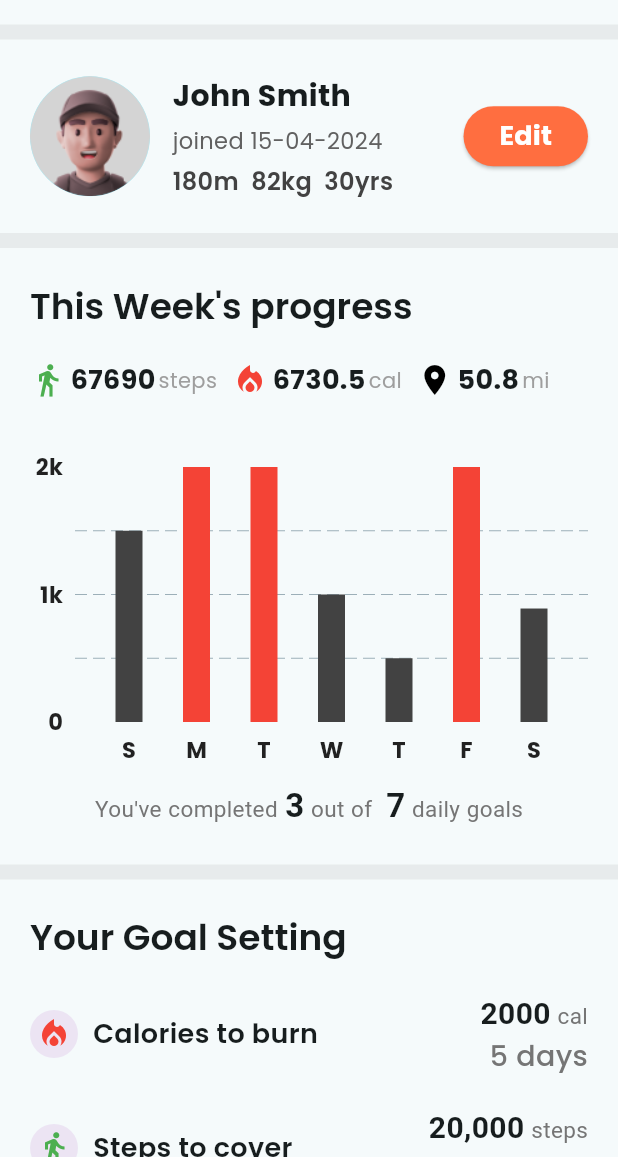
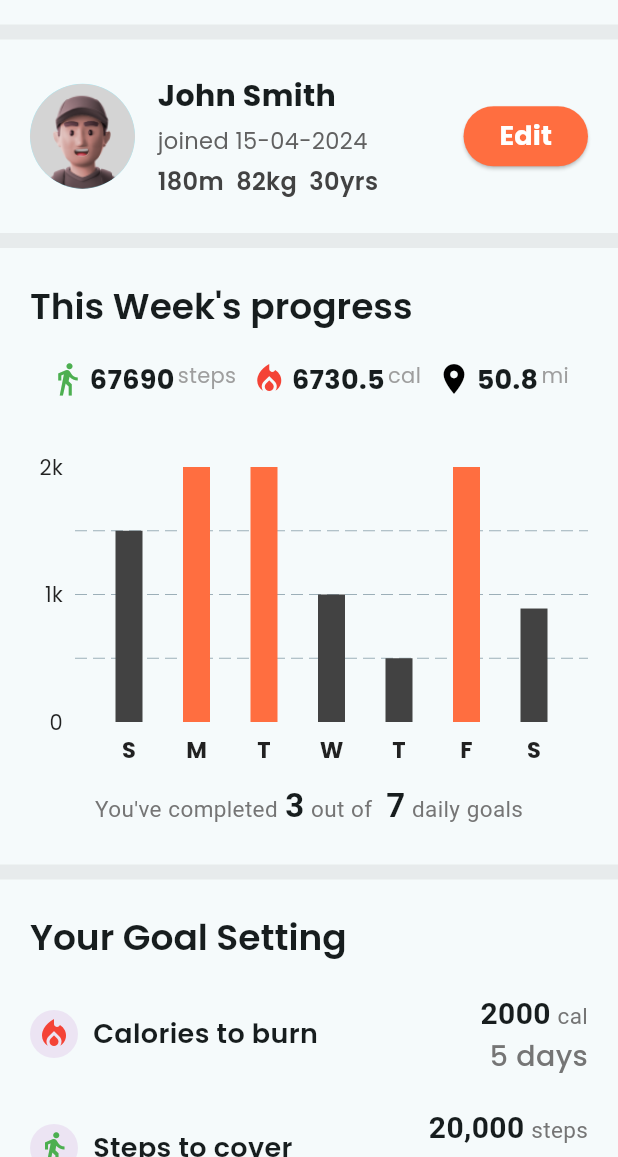
Before and after one commit to masud51435/fitness_tracking_app, a Flutter app: the Profile screen opened by its route, on a phone screen of 412 x 824 dp, the part 79-1236 px from its top. Run offline on Flutter 3.47's test engine with Material 3 defaults, Android fonts, the phone set to English and light mode, and no system bars; drawn by our look-alikes of fl_chart; our stand-ins replace get, google_fonts, iconsax, smooth_page_indicator; missing offline and left inert: chart_sparkline.

Commit message:
added changes

```diff
--- a/lib/controllers/profile_controller.dart
+++ b/lib/controllers/profile_controller.dart
@@ -1,6 +1,5 @@
 import 'package:get/get.dart';
 
-import '../pages/profile/widgets/goal_data_class.dart';
 
 class ProfileController extends GetxController {
   static ProfileController get instance => Get.find();
--- a/lib/pages/activity/widgets/activities_all_cards.dart
+++ b/lib/pages/activity/widgets/activities_all_cards.dart
@@ -20,7 +20,7 @@ class ActivitiesSection extends StatelessWidget {
         const AppSectionHeading(text: 'Activities'),
         Obx(
           () {
-            // Filter out DailActivities where the title is 'Others'
+            // Filter out DailyActivities where the title is 'Others'
             final filterActivity = controller.dailyActivities
                 .where((activity) => activity.title != "Others")
                 .toList();
--- a/lib/pages/activity/widgets/activities_card.dart
+++ b/lib/pages/activity/widgets/activities_card.dart
@@ -1,5 +1,4 @@
 import 'package:flutter/material.dart';
-import 'package:get/get.dart';
 
 class ActivitiesCard extends StatelessWidget {
   final String title;
@@ -26,7 +25,7 @@ class ActivitiesCard extends StatelessWidget {
   @override
   Widget build(BuildContext context) {
     return Container(
-      height: Get.height * 0.14,
+      height: 130,
       margin: const EdgeInsets.only(bottom: 20, left: 20, right: 20),
       padding: const EdgeInsets.all(15),
       decoration: BoxDecoration(
--- a/lib/pages/activity/widgets/date_selector.dart
+++ b/lib/pages/activity/widgets/date_selector.dart
@@ -23,6 +23,7 @@ class _DateSelectorState extends State<DateSelector> {
       height: 90,
       child: Obx(
         () => ListView.builder(
+          controller: widget.controller.scrollController,
           scrollDirection: Axis.horizontal,
           itemCount: widget.controller.days.length,
           itemBuilder: (context, index) {
@@ -57,7 +58,7 @@ class _DateSelectorState extends State<DateSelector> {
                     Text(
                       widget.controller.days[index].day.toString(),
                       style: TextStyle(
-                        fontSize: 16,
+                        fontSize: 18,
                         fontWeight: FontWeight.bold,
                         color: isSelected ? Colors.white : Colors.orange,
                       ),
--- a/lib/pages/goal/widgets/goal_activity_card.dart
+++ b/lib/pages/goal/widgets/goal_activity_card.dart
@@ -1,5 +1,4 @@
 import 'package:flutter/material.dart';
-import 'package:get/get.dart';
 
 class GoalActivityCard extends StatelessWidget {
   const GoalActivityCard({
@@ -7,7 +6,8 @@ class GoalActivityCard extends StatelessWidget {
     required this.image,
     required this.title,
     required this.target,
-    required this.time, required this.onTap,
+    required this.time,
+    required this.onTap,
   });
 
   final String image;
@@ -18,7 +18,7 @@ class GoalActivityCard extends StatelessWidget {
   @override
   Widget build(BuildContext context) {
     return Container(
-      height: Get.height * 0.12,
+      height: 90,
       margin: const EdgeInsets.only(bottom: 20, left: 20, right: 20),
       padding: const EdgeInsets.all(15),
       decoration: BoxDecoration(
--- a/lib/pages/home_page/widgets/daily_activity/home_activity.dart
+++ b/lib/pages/home_page/widgets/daily_activity/home_activity.dart
@@ -39,7 +39,7 @@ class ActivitySection extends StatelessWidget {
             return Column(
               children: [
                 SizedBox(
-                  height: Get.height * 0.18,
+                  height: 150,
                   child: ListView.builder(
                     controller: controller.scrollController,
                     scrollDirection: Axis.horizontal,
--- a/lib/pages/profile/widgets/porgress_bar.dart
+++ b/lib/pages/profile/widgets/porgress_bar.dart
@@ -78,8 +78,6 @@ class ProgressBar extends StatelessWidget {
                   getTitlesWidget: (value, meta) {
                     const style = TextStyle(
                       color: Colors.black87,
-                      fontWeight: FontWeight.bold,
-                      fontSize: 15,
                     );
 
                     String percentage = '';
@@ -129,7 +127,7 @@ class ProgressBar extends StatelessWidget {
           barRods: [
             BarChartRodData(
               toY: controller.weeklyGoals[index].toDouble(),
-              color: isHighlighted ? Colors.red : Colors.grey[800],
+              color: isHighlighted ? Colors.deepOrangeAccent : Colors.grey[800],
               width: 18,
               borderRadius: BorderRadius.circular(0),
             ),
--- a/lib/pages/profile/widgets/top_profile_detail.dart
+++ b/lib/pages/profile/widgets/top_profile_detail.dart
@@ -16,7 +16,7 @@ class TopProfileDetailSection extends StatelessWidget {
       child: Row(
         children: [
           const CircleAvatar(
-            radius: 40,
+            radius: 35,
             backgroundImage: AssetImage(
               'assets/images/user.png',
             ),
--- a/lib/pages/profile/widgets/weekly_progress_item.dart
+++ b/lib/pages/profile/widgets/weekly_progress_item.dart
@@ -18,7 +18,7 @@ class WeeklyProgressItem extends StatelessWidget {
 
   @override
   Widget build(BuildContext context) {
-    return Row(
+    return Wrap(
       children: [
         Icon(
           icon,
--- a/lib/pages/profile/widgets/weekly_progress_report_row.dart
+++ b/lib/pages/profile/widgets/weekly_progress_report_row.dart
@@ -15,7 +15,8 @@ class WeeklyProgressReportRow extends StatelessWidget {
   Widget build(BuildContext context) {
     return Padding(
       padding: const EdgeInsets.only(bottom: 30),
-      child: Row(
+      child: Wrap(
+        runSpacing: 15,
         children: [
           WeeklyProgressItem(
             icon: Icons.directions_walk,
--- a/pubspec.yaml
+++ b/pubspec.yaml
@@ -42,6 +42,7 @@ dependencies:
   chart_sparkline: ^1.0.15+1
   smooth_page_indicator: ^1.2.0+3
   intl: ^0.19.0
+  calendar_slider: ^0.0.4
 
 dev_dependencies:
   flutter_test:
```
Also changed, not shown: lib/controllers/activity_controller.dart (+8 -15 lines), lib/pages/activity/widgets/today_activities.dart (line endings or trailing spaces), pubspec.lock.
